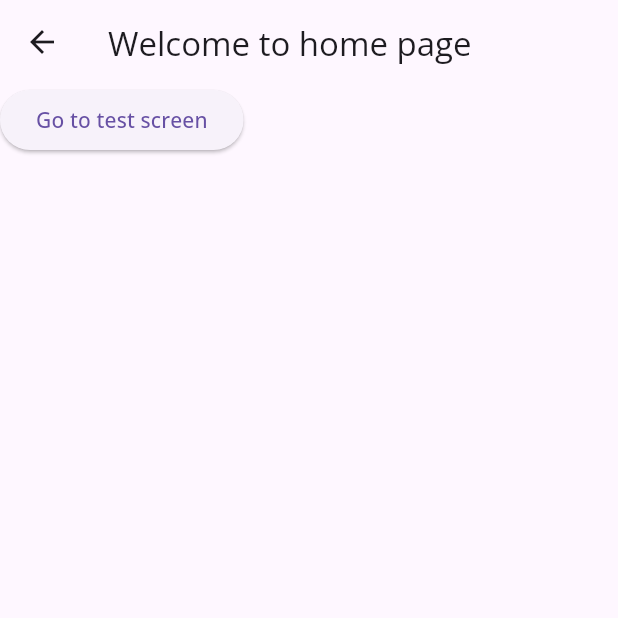
After one commit to LakhtariyaHarsh/digibells, a Flutter app: the MyHome screen opened directly, on a phone screen of 412 x 824 dp, the top half of it. The commit adds this screen. Run offline on Flutter 3.47's test engine with Material 3 defaults, Android fonts, the phone set to English and light mode, and no system bars; our stand-ins replace auto_size_text, carousel_slider, font_awesome_flutter, go_router, google_fonts.

Commit message:
use Routing for all pages

```diff
--- a/lib/app_router.dart
+++ b/lib/app_router.dart
@@ -1,8 +1,11 @@
 import 'package:digibells/commonfile.dart';
+import 'package:digibells/homescreen.dart';
+import 'package:digibells/redirectaboutus.dart';
+import 'package:digibells/secondScreen.dart';
+import 'package:digibells/test.dart';
 import 'package:flutter/material.dart';
 import 'package:go_router/go_router.dart';
 import 'main.dart'; // Import MyHomePage from your main.dart file.
-
 
 final GoRouter router = GoRouter(
   routes: [
@@ -11,7 +14,11 @@ import 'main.dart'; // Import MyHomePage from your main.dart file.
       builder: (context, state) => const MyHomePage(title: 'DigiBells'),
     ),
     GoRoute(
-        path: '/name',
+      path: '/about',
+      builder: (context, state) => const Redirectaboutus(name: 'About Us'),
+    ),
+    GoRoute(
+      path: '/:name',
       builder: (context, state) {
         final name = Uri.decodeComponent(state.pathParameters['name']!);
         return Commonfile(name: name);
--- /dev/null
+++ b/lib/homescreen.dart
@@ -0,0 +1,30 @@
+import 'package:digibells/app_router.dart';
+import 'package:flutter/material.dart';
+import 'package:go_router/go_router.dart';
+
+class MyHome extends StatefulWidget {
+  const MyHome({super.key});
+
+  @override
+  State<MyHome> createState() => _MyHomeState();
+}
+
+class _MyHomeState extends State<MyHome> {
+  @override
+  Widget build(BuildContext context) {
+    return Scaffold(
+      appBar: AppBar(
+        title: Text("Welcome to home page"),
+      ),
+      body: Column(
+        children: [
+          ElevatedButton(
+              onPressed: () {
+                context.go('/test');
+              },
+              child: Text("Go to test screen"))
+        ],
+      ),
+    );
+  }
+}
--- /dev/null
+++ b/lib/test.dart
@@ -0,0 +1,31 @@
+import 'package:digibells/app_router.dart';
+import 'package:digibells/topbar/appbar.dart';
+import 'package:flutter/material.dart';
+import 'package:go_router/go_router.dart';
+
+class Test extends StatefulWidget {
+  const Test({super.key});
+
+  @override
+  State<Test> createState() => _TestState();
+}
+
+class _TestState extends State<Test> {
+  @override
+  Widget build(BuildContext context) {
+    return Scaffold(
+      appBar: AppBar(
+        title: Text("Test Screen"),
+      ),
+      body: Column(
+        children: [
+          ElevatedButton(
+              onPressed: () {
+                context.go('/second');
+              },
+              child: Text("Second screen"))
+        ],
+      ),
+    );
+  }
+}
```
Also changed, not shown: lib/container/serviceurl.dart (+22 -90 lines), lib/secondScreen.dart (added, +48 -0 lines), lib/topbar/appbar.dart (+10 -37 lines). Lines whose indentation alone changed are shown as unchanged.
